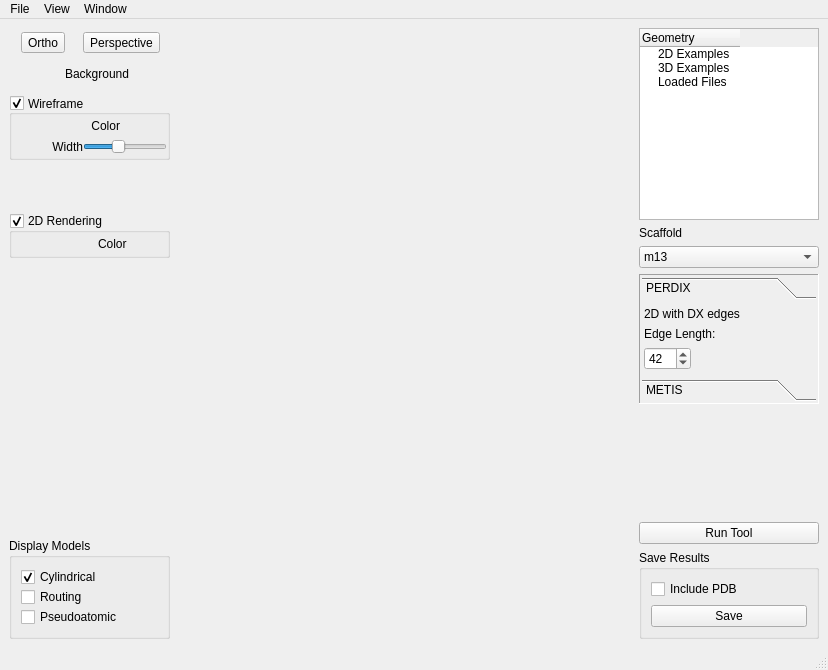
First picture: the form in ui/AthenaMainWindow.ui, repository lcbb/athena, before the edit.
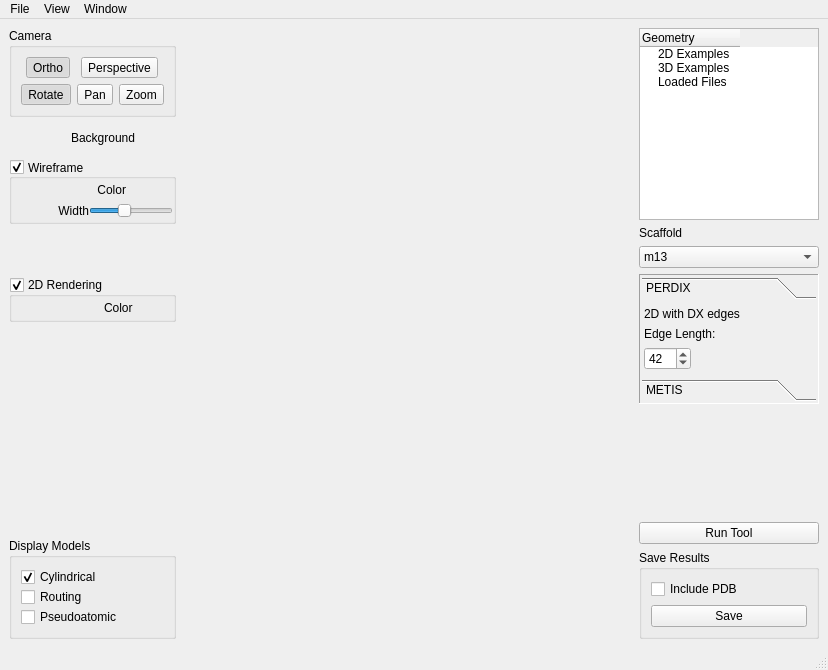
Second picture: the form after the edit. Custom widgets are drawn as their Qt base class.

Commit message: Camera tools

```diff
--- a/ui/AthenaMainWindow.ui
+++ b/ui/AthenaMainWindow.ui
@@ -59,28 +59,89 @@
             <number>0</number>
            </property>
            <item>
+            <widget class="QGroupBox" name="cameraBox">
+             <property name="title">
+              <string>Camera</string>
+             </property>
+             <layout class="QVBoxLayout" name="verticalLayout_2">
+              <item>
             <layout class="QHBoxLayout" name="horizontalLayout_3">
              <property name="leftMargin">
-              <number>4</number>
+                 <number>0</number>
              </property>
              <property name="topMargin">
-              <number>4</number>
-             </property>
-             <item>
-              <widget class="QToolButton" name="perspectiveCamButton">
-               <property name="text">
-                <string>Ortho</string>
-               </property>
-              </widget>
-             </item>
+                 <number>0</number>
+                </property>
              <item>
               <widget class="QToolButton" name="orthoCamButton">
                <property name="text">
+                   <string>Ortho</string>
+                  </property>
+                  <property name="checkable">
+                   <bool>true</bool>
+                  </property>
+                  <property name="checked">
+                   <bool>true</bool>
+                  </property>
+                  <property name="toolButtonStyle">
+                   <enum>Qt::ToolButtonIconOnly</enum>
+                  </property>
+                 </widget>
+                </item>
+                <item>
+                 <widget class="QToolButton" name="perspectiveCamButton">
+                  <property name="text">
                 <string>Perspective</string>
                </property>
+                  <property name="checkable">
+                   <bool>true</bool>
+                  </property>
               </widget>
              </item>
             </layout>
+              </item>
+              <item>
+               <layout class="QHBoxLayout" name="horizontalLayout_5">
+                <property name="topMargin">
+                 <number>0</number>
+                </property>
+                <item>
+                 <widget class="QToolButton" name="rotateButton">
+                  <property name="text">
+                   <string>Rotate</string>
+                  </property>
+                  <property name="checkable">
+                   <bool>true</bool>
+                  </property>
+                  <property name="checked">
+                   <bool>true</bool>
+                  </property>
+                 </widget>
+                </item>
+                <item>
+                 <widget class="QToolButton" name="panButton">
+                  <property name="text">
+                   <string>Pan</string>
+                  </property>
+                  <property name="checkable">
+                   <bool>true</bool>
+                  </property>
+                 </widget>
+                </item>
+                <item>
+                 <widget class="QToolButton" name="zoomButton">
+                  <property name="text">
+                   <string>Zoom</string>
+                  </property>
+                  <property name="checkable">
+                   <bool>true</bool>
+                  </property>
+                 </widget>
+                </item>
+               </layout>
+              </item>
+             </layout>
+            </widget>
            </item>
            <item>
             <layout class="QHBoxLayout" name="horizontalLayout_4">
```
Lines whose indentation alone changed are shown as unchanged. The commit also changes 2 other files.
